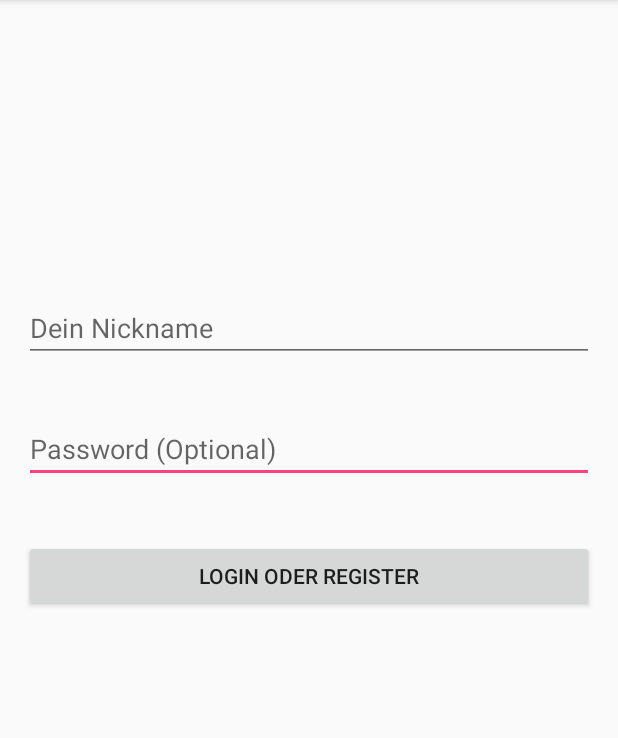
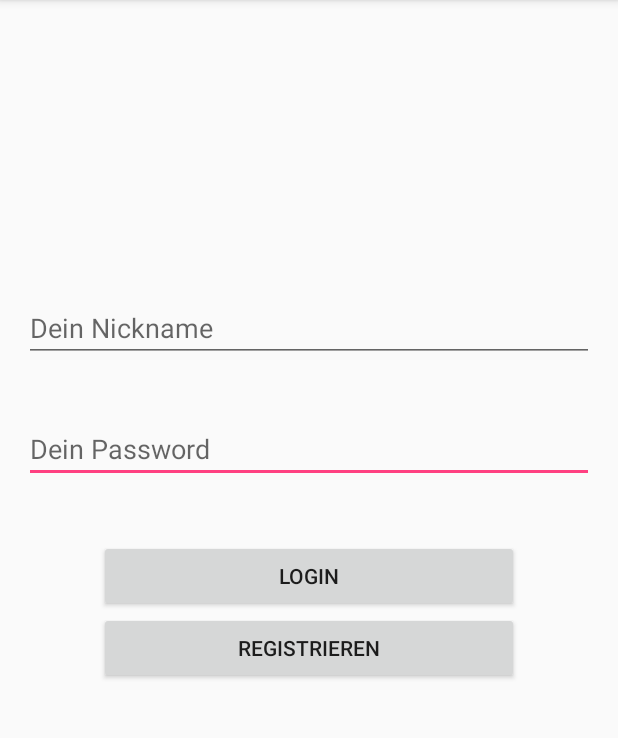
Before and after one commit to 7luck/chat2me-android, an Android app: the screen it shows after launch (MainActivity), on a phone screen of 412 x 824 dp, the part 84-822 px from its top. Run offline under Robolectric (Android 15) with nearby library versions, the phone set to English and light mode, and no system bars.

Commit message:
- separate register and login btn

```diff
--- a/app/src/main/res/layout/activity_main.xml
+++ b/app/src/main/res/layout/activity_main.xml
@@ -11,13 +11,13 @@
 
 
     <Button
-        android:layout_width="wrap_content"
+        android:layout_width="280dp"
         android:layout_height="wrap_content"
-        android:text="Login oder Register"
+        android:text="Login"
+
         android:id="@+id/loginBtn"
         android:layout_centerVertical="true"
-        android:layout_alignParentEnd="true"
-        android:layout_alignParentStart="true" />
+        android:layout_centerHorizontal="true" />
 
     <EditText
         android:layout_width="wrap_content"
@@ -25,11 +25,11 @@
         android:inputType="textPassword"
         android:ems="10"
         android:id="@+id/passwordEdit"
-        android:hint="Password (Optional)"
+        android:hint="Dein Password"
         android:layout_above="@+id/loginBtn"
         android:layout_alignParentStart="true"
         android:layout_marginBottom="38dp"
-        android:layout_alignEnd="@+id/loginBtn" />
+        android:layout_alignEnd="@+id/nicknameText" />
 
     <EditText
         android:layout_width="wrap_content"
@@ -40,4 +40,13 @@
         android:layout_marginBottom="35dp"
         android:layout_alignParentStart="true"
         android:hint="Dein Nickname" />
+
+    <Button
+        style="?android:attr/buttonStyleSmall"
+        android:layout_width="280dp"
+        android:layout_height="wrap_content"
+        android:text="Registrieren"
+        android:id="@+id/registerBtn"
+        android:layout_below="@+id/loginBtn"
+        android:layout_centerHorizontal="true" />
 </RelativeLayout>
```
